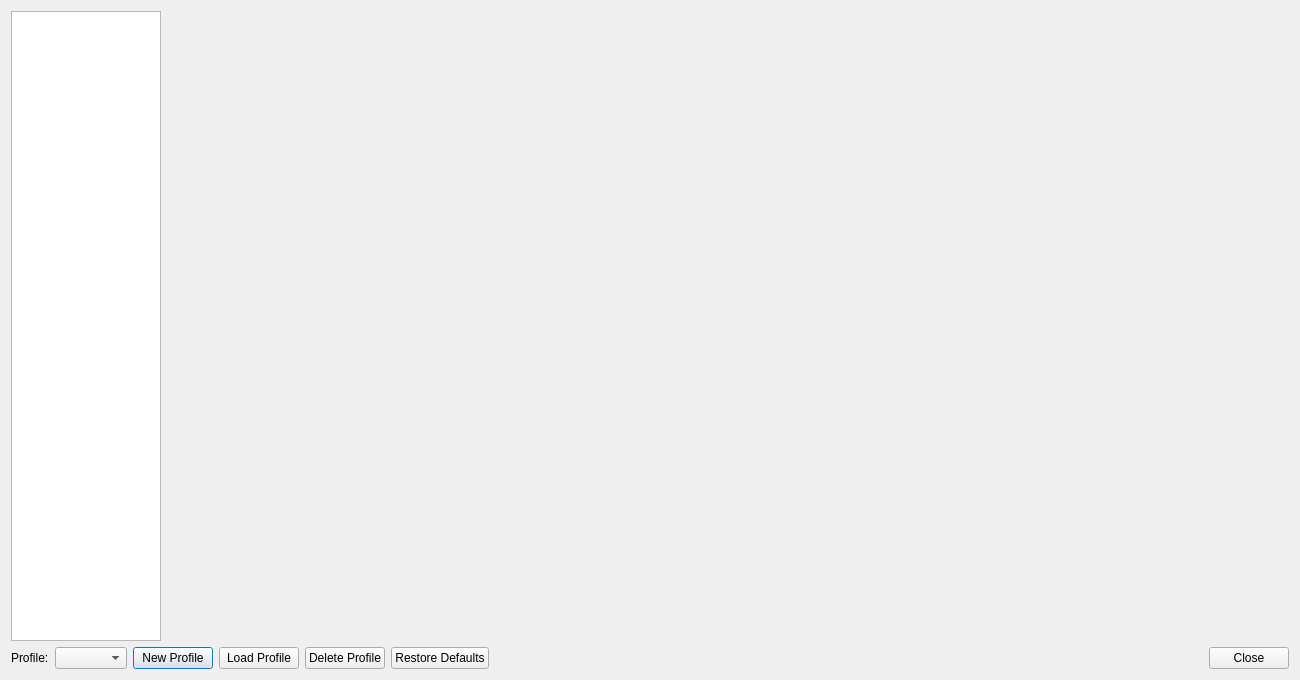
Old version of the form pcsx2-qt/Settings/ControllerSettingsDialog.ui in the repository PCSX2/pcsx2.
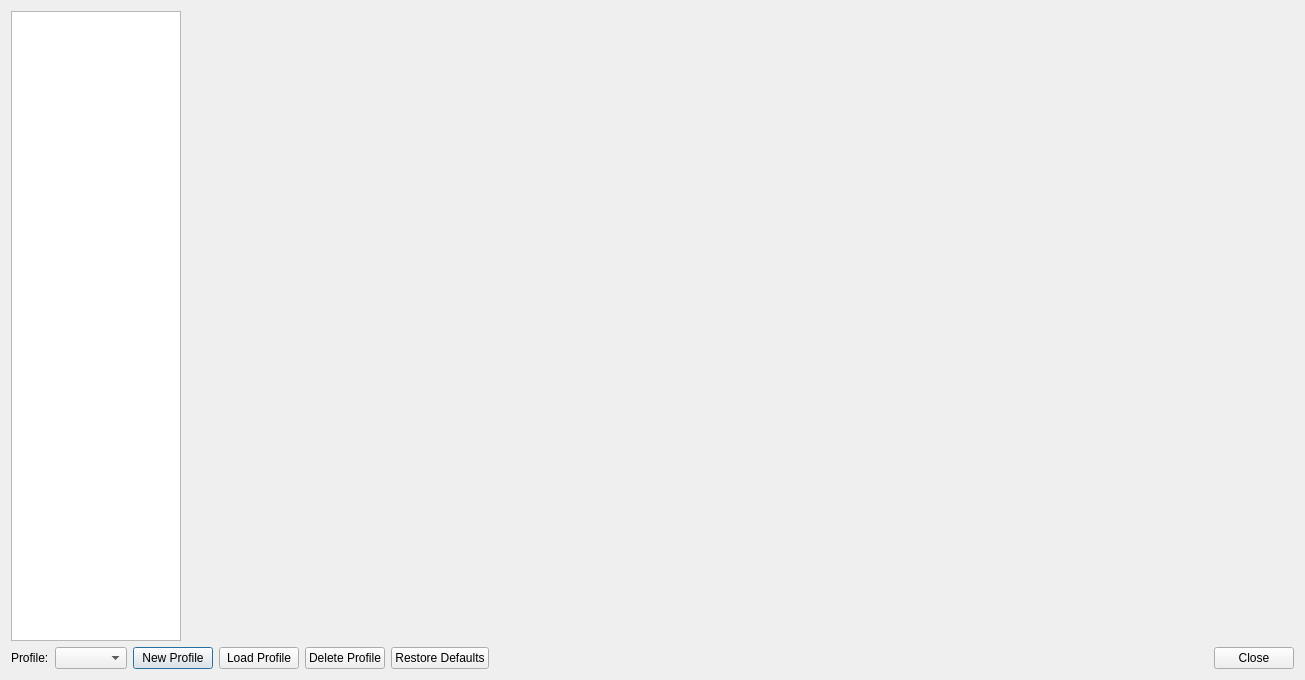
New version of the form. Icons and pictures are not drawn.

What changed in the file:
```diff
--- a/pcsx2-qt/Settings/ControllerSettingsDialog.ui
+++ b/pcsx2-qt/Settings/ControllerSettingsDialog.ui
@@ -9,7 +9,7 @@
    <rect>
     <x>0</x>
     <y>0</y>
-    <width>1300</width>
+    <width>1305</width>
     <height>680</height>
    </rect>
   </property>
@@ -33,13 +33,13 @@
      </property>
      <property name="minimumSize">
       <size>
-       <width>150</width>
+       <width>170</width>
        <height>0</height>
       </size>
      </property>
      <property name="maximumSize">
       <size>
-       <width>150</width>
+       <width>170</width>
        <height>16777215</height>
       </size>
      </property>
```
Left out of the diff: 6 changed lines with no effect on the pictures.
